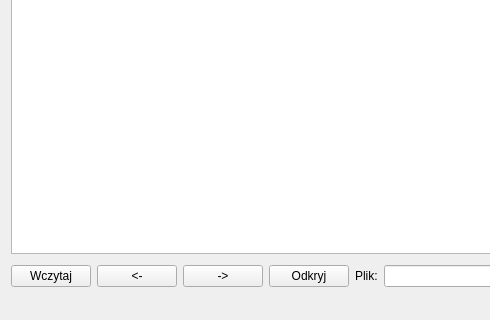
First picture: the form in mainwindow.ui, repository OtoshigamiX/SquareQuizzer, before the edit; both pictures show x 0 to 490 and y 138 to 458 of the 766 by 458 pixel window.
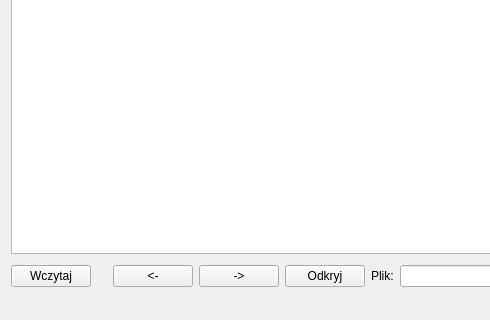
Second picture: the form after the edit.

Commit message: Added notification about current question

```diff
--- a/mainwindow.ui
+++ b/mainwindow.ui
@@ -40,6 +40,19 @@
         </property>
        </widget>
       </item>
+      <item>
+       <widget class="QLabel" name="questionNumLabel">
+        <property name="font">
+         <font>
+          <pointsize>12</pointsize>
+          <bold>true</bold>
+         </font>
+        </property>
+        <property name="text">
+         <string/>
+        </property>
+       </widget>
+      </item>
       <item>
        <widget class="QPushButton" name="previousButton">
         <property name="text">
```
Left out of the diff: 3 changed lines with no effect on the pictures. The commit also changes 2 other files.
